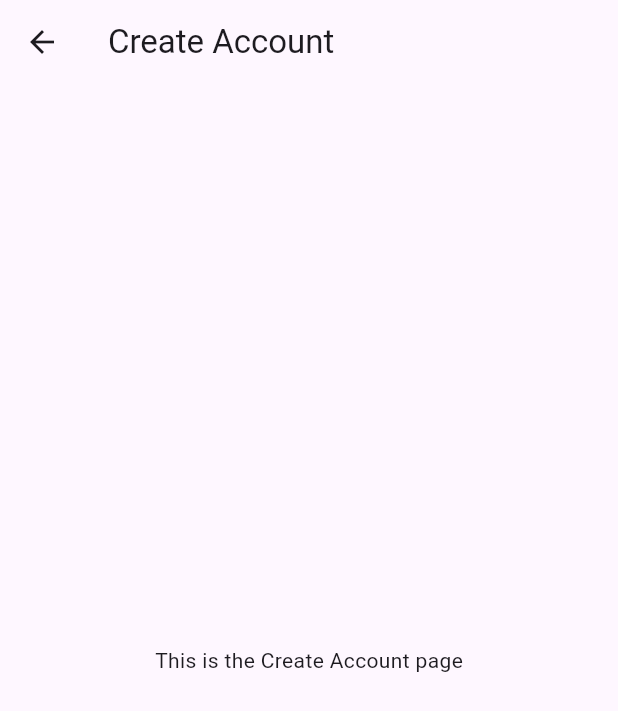
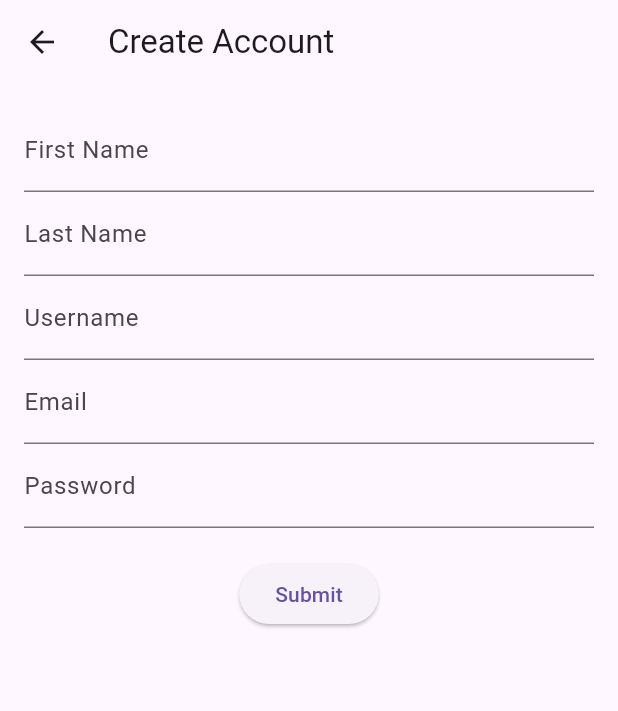
Before and after one commit to cwbradfield/SamePage, a Flutter app: the CreateAccountPage screen opened directly, on a phone screen of 412 x 824 dp. Shown: the top 711 px of the screen. Run offline on Flutter 3.47's test engine with Material 3 defaults, Android fonts, the phone set to English and light mode, and no system bars.

Commit message:
added create account page text fields

```diff
--- a/social_book_app/lib/pages/create_account_page.dart
+++ b/social_book_app/lib/pages/create_account_page.dart
@@ -2,6 +2,7 @@
 
 class CreateAccountPage extends
 StatelessWidget {
+  final _formKey = GlobalKey<FormState>();
 
   @override
   Widget build(BuildContext context) {
@@ -9,8 +10,70 @@
       appBar: AppBar(
         title: Text('Create Account'),
       ),
-      body: Center(
-        child: Text("This is the Create Account page"),
+      body: Padding(
+        padding: const EdgeInsets.all(16.0),
+        child: Form(
+          key: _formKey,
+          child: Column(
+            children: [
+              TextFormField(
+                decoration: InputDecoration(labelText: 'First Name'),
+                validator: (value) {
+                  if (value == null || value.isEmpty) {
+                    return 'Please enter your first name';
+                  }
+                  return null;
+                },
+              ),
+              TextFormField(
+                decoration: InputDecoration(labelText: 'Last Name'),
+                validator: (value) {
+                  if (value == null || value.isEmpty) {
+                    return 'Please enter your last name';
+                  }
+                  return null;
+                },
+              ),
+              TextFormField(
+                decoration: InputDecoration(labelText: 'Username'),
+                validator: (value) {
+                  if (value == null || value.isEmpty) {
+                    return 'Please enter a username';
+                  }
+                  return null;
+                },
+              ),
+              TextFormField(
+                decoration: InputDecoration(labelText: 'Email'),
+                validator: (value) {
+                  if (value == null || value.isEmpty) {
+                    return 'Please enter an email';
+                  }
+                  return null;
+                },
+              ),
+              TextFormField(
+                decoration: InputDecoration(labelText: 'Password'),
+                obscureText: true,
+                validator: (value) {
+                  if (value == null || value.isEmpty) {
+                    return 'Please enter a password';
+                  }
+                  return null;
+                },
+              ),
+              SizedBox(height: 20),
+              ElevatedButton(
+                onPressed: () {
+                  if (_formKey.currentState!.validate()) {
+                    // Process data
+                  }
+                },
+                child: Text('Submit'),
+              ),
+            ],
+          ),
+        ),
       ),
     );
   }
```
